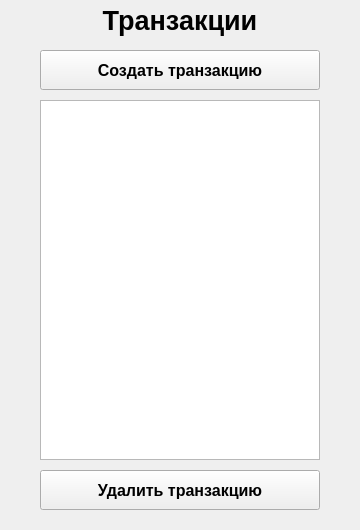
Old version of the form Other/transactions.ui in the repository SalavatovNabiulla/MyMoney.
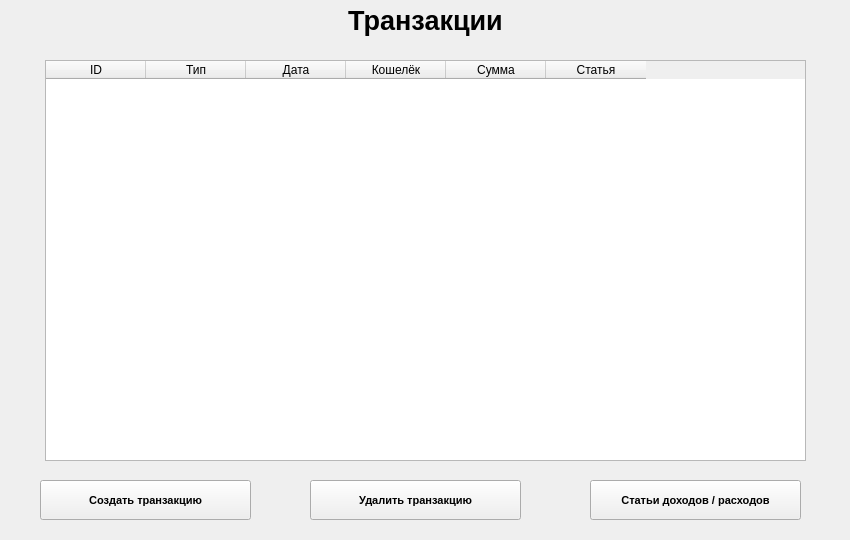
New version of the form.

What changed in the file:
```diff
--- a/Other/transactions.ui
+++ b/Other/transactions.ui
@@ -6,14 +6,20 @@
    <rect>
     <x>0</x>
     <y>0</y>
-    <width>360</width>
-    <height>530</height>
+    <width>850</width>
+    <height>540</height>
    </rect>
   </property>
+  <property name="minimumSize">
+   <size>
+    <width>850</width>
+    <height>540</height>
+   </size>
+  </property>
   <property name="maximumSize">
    <size>
-    <width>360</width>
-    <height>530</height>
+    <width>850</width>
+    <height>540</height>
    </size>
   </property>
   <property name="windowTitle">
@@ -25,7 +31,7 @@
      <rect>
       <x>0</x>
       <y>0</y>
-      <width>360</width>
+      <width>851</width>
       <height>40</height>
      </rect>
     </property>
@@ -47,14 +53,14 @@
     <property name="geometry">
      <rect>
       <x>40</x>
-      <y>50</y>
-      <width>280</width>
+      <y>480</y>
+      <width>211</width>
       <height>40</height>
      </rect>
     </property>
     <property name="font">
      <font>
-      <pointsize>12</pointsize>
+      <pointsize>8</pointsize>
       <weight>75</weight>
       <bold>true</bold>
       <kerning>true</kerning>
@@ -64,28 +70,18 @@
      <string>Создать транзакцию</string>
     </property>
    </widget>
-   <widget class="QListWidget" name="transactions_list">
-    <property name="geometry">
-     <rect>
-      <x>40</x>
-      <y>100</y>
-      <width>280</width>
-      <height>360</height>
-     </rect>
-    </property>
-   </widget>
    <widget class="QPushButton" name="delete_transaction_button">
     <property name="geometry">
      <rect>
-      <x>40</x>
-      <y>470</y>
-      <width>280</width>
+      <x>310</x>
+      <y>480</y>
+      <width>211</width>
       <height>40</height>
      </rect>
     </property>
     <property name="font">
      <font>
-      <pointsize>12</pointsize>
+      <pointsize>8</pointsize>
       <weight>75</weight>
       <bold>true</bold>
       <kerning>true</kerning>
@@ -95,6 +91,67 @@
      <string>Удалить транзакцию</string>
     </property>
    </widget>
+   <widget class="QPushButton" name="items_button">
+    <property name="geometry">
+     <rect>
+      <x>590</x>
+      <y>480</y>
+      <width>211</width>
+      <height>40</height>
+     </rect>
+    </property>
+    <property name="font">
+     <font>
+      <pointsize>8</pointsize>
+      <weight>75</weight>
+      <bold>true</bold>
+      <kerning>true</kerning>
+     </font>
+    </property>
+    <property name="text">
+     <string>Статьи доходов / расходов</string>
+    </property>
+   </widget>
+   <widget class="QTableWidget" name="transactions_list_table_widget">
+    <property name="geometry">
+     <rect>
+      <x>45</x>
+      <y>60</y>
+      <width>761</width>
+      <height>401</height>
+     </rect>
+    </property>
+    <column>
+     <property name="text">
+      <string>ID</string>
+     </property>
+    </column>
+    <column>
+     <property name="text">
+      <string>Тип</string>
+     </property>
+    </column>
+    <column>
+     <property name="text">
+      <string>Дата</string>
+     </property>
+    </column>
+    <column>
+     <property name="text">
+      <string>Кошелёк</string>
+     </property>
+    </column>
+    <column>
+     <property name="text">
+      <string>Сумма</string>
+     </property>
+    </column>
+    <column>
+     <property name="text">
+      <string>Статья</string>
+     </property>
+    </column>
+   </widget>
   </widget>
  </widget>
  <resources/>
```
